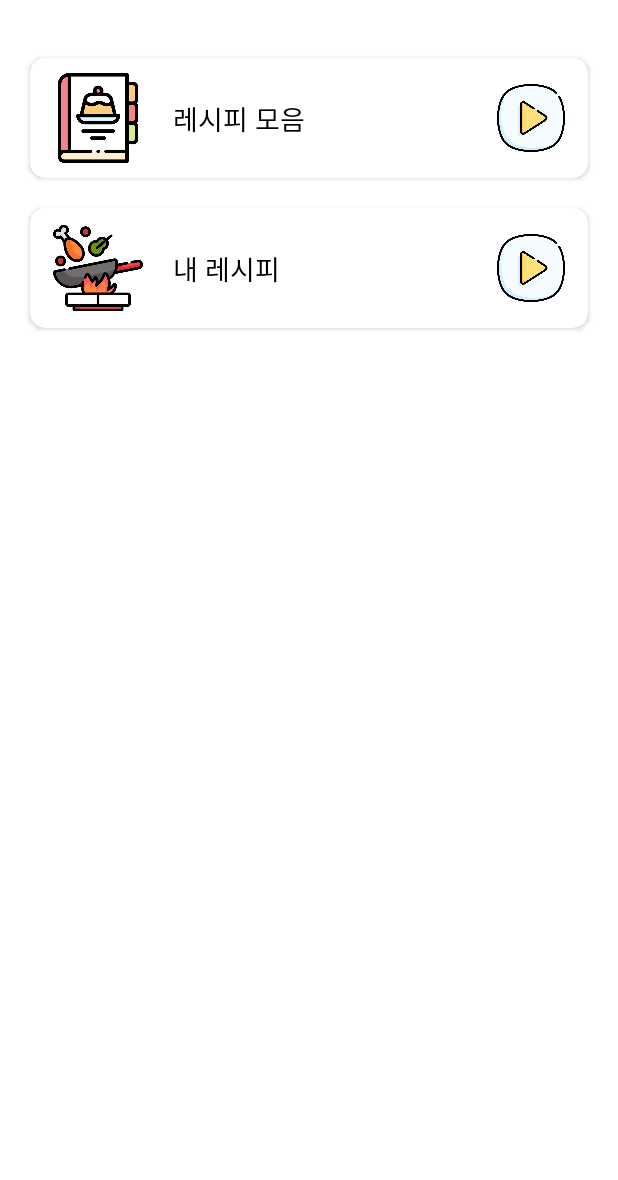
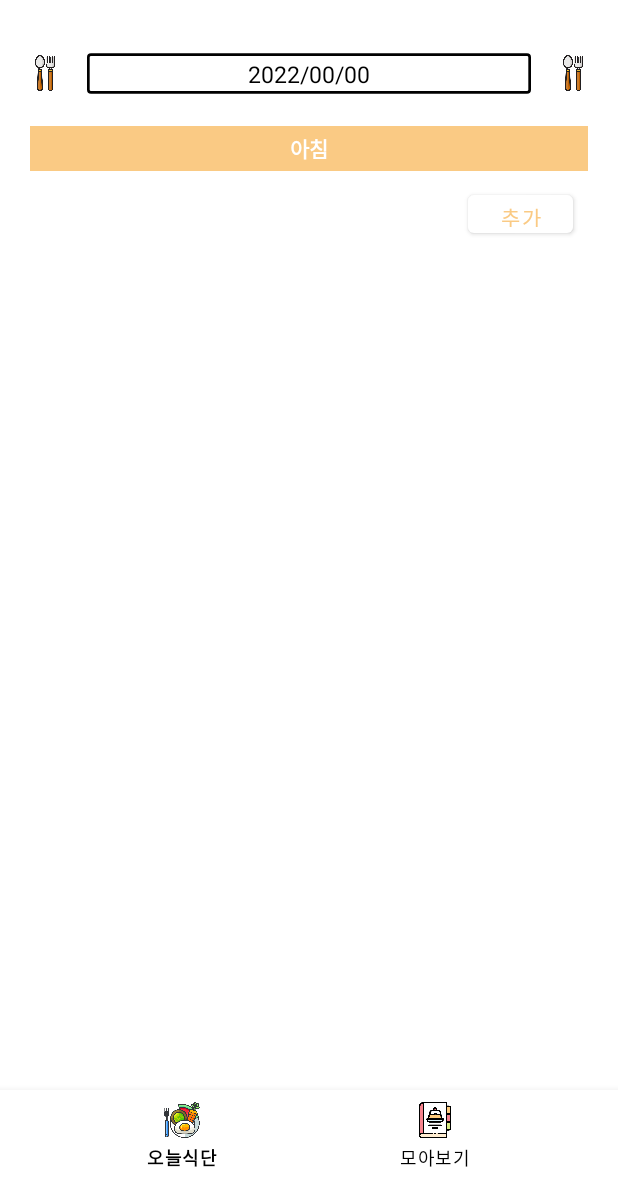
Before and after one commit to jeongminji4490/foodiary, an Android app: the screen it shows after launch (MainActivity), on a phone screen of 412 x 824 dp, the part 56-1236 px from its top. Run offline under Robolectric (Android 15) with nearby library versions, the phone set to English and light mode, and no system bars.

Commit message:
프래그먼트 추가

```diff
--- /dev/null
+++ b/app/src/main/java/com/example/foodiary/EmptyPage.kt
@@ -0,0 +1,23 @@
+package com.example.foodiary
+
+import android.os.Bundle
+import android.view.LayoutInflater
+import android.view.View
+import android.view.ViewGroup
+import androidx.fragment.app.Fragment
+
+class EmptyPage : Fragment() {
+
+    override fun onCreateView(
+        inflater: LayoutInflater,
+        container: ViewGroup?,
+        savedInstanceState: Bundle?
+    ): View? {
+        //return super.onCreateView(inflater, container, savedInstanceState)
+        return inflater.inflate(R.layout.empty_page, container, false)
+    }
+
+    override fun onViewCreated(view: View, savedInstanceState: Bundle?) {
+        super.onViewCreated(view, savedInstanceState)
+    }
+}
--- a/app/src/main/java/com/example/foodiary/MainActivity.kt
+++ b/app/src/main/java/com/example/foodiary/MainActivity.kt
@@ -3,8 +3,11 @@ package com.example.foodiary
 import androidx.appcompat.app.AppCompatActivity
 import android.os.Bundle
 import android.util.Log
+import android.view.MenuItem
 import android.widget.Spinner
 import android.widget.TextView
+import androidx.fragment.app.Fragment
+import com.google.android.material.bottomnavigation.BottomNavigationView
 import com.google.gson.GsonBuilder
 import okhttp3.OkHttpClient
 import retrofit2.Call
@@ -15,11 +18,20 @@ import retrofit2.converter.gson.GsonConverterFactory
 import java.util.concurrent.TimeUnit
 
 class MainActivity : AppCompatActivity() {
+
+    //by lazy : 각 변수가 처음 사용되는 시점에서 지연 초기화
+    private val TodayDietFragment by lazy { TodayDiet() }
+    private val EmptyFragment by lazy { EmptyPage() }
+    private val naviView: BottomNavigationView by lazy {
+       findViewById(R.id.main_underbar)
+    }
+
     override fun onCreate(savedInstanceState: Bundle?) {
         super.onCreate(savedInstanceState)
         setContentView(R.layout.activity_main)
 
         val foodService=FoodClient.foodService
+        initNavigationBar()
 
 //        foodService.getFoodName("af2bd97db6b846529d0e","I2790","json","1","1")
 //            .enqueue(object: Callback<FoodList>{
@@ -45,6 +57,32 @@ class MainActivity : AppCompatActivity() {
 //            })
     }
 
+    private fun initNavigationBar(){
+        naviView.itemIconTintList=null
+        naviView.run {
+            setOnItemSelectedListener {
+                when(it.itemId){
+                    R.id.navi_todayBtn->{
+                        changeFragment(TodayDietFragment)
+                    }
+                    R.id.navi_allBtn->{
+                        changeFragment(EmptyFragment)
+                    }
+                }
+                true
+            }
+            selectedItemId=R.id.navi_todayBtn //프래그먼트 초기화면 셋팅
+        }
+    }
+
+    private fun changeFragment(fragment: Fragment){
+        Log.e(TAG,"교체")
+        supportFragmentManager
+            .beginTransaction()
+            .replace(R.id.frameLayout,fragment)
+            .commit()
+    }
+
     companion object{
         private const val TAG="MainActivity"
     }
--- /dev/null
+++ b/app/src/main/java/com/example/foodiary/TodayDiet.kt
@@ -0,0 +1,24 @@
+package com.example.foodiary
+
+import android.os.Bundle
+import android.view.LayoutInflater
+import android.view.View
+import android.view.ViewGroup
+import androidx.fragment.app.Fragment
+
+class TodayDiet : Fragment() {
+
+    override fun onCreateView(
+        inflater: LayoutInflater,
+        container: ViewGroup?,
+        savedInstanceState: Bundle?
+    ): View? {
+        //return super.onCreateView(inflater, container, savedInstanceState)
+        return inflater.inflate(R.layout.todaydiet_page, container, false)
+    }
+
+    override fun onViewCreated(view: View, savedInstanceState: Bundle?) {
+        super.onViewCreated(view, savedInstanceState)
+
+    }
+}
--- /dev/null
+++ b/app/src/main/res/drawable/rectangle.xml
@@ -0,0 +1,25 @@
+<?xml version="1.0" encoding="utf-8"?>
+<shape xmlns:android="http://schemas.android.com/apk/res/android"
+    android:shape="rectangle">
+    <stroke
+        android:width="2dp"
+        android:color="@color/black" />
+    <!--테두리-->
+    <corners
+        android:bottomLeftRadius="2dp"
+        android:bottomRightRadius="2dp"
+        android:topLeftRadius="2dp"
+        android:topRightRadius="2dp" />
+    <!--모서리 둥글게-->
+    <padding
+        android:bottom="2dp"
+        android:left="2dp"
+        android:right="2dp"
+        android:top="2dp" />
+    <size
+        android:width="330dp"
+        android:height="30dp"
+        />
+    />
+    <!--배경색-->
+</shape>
--- a/app/src/main/res/layout/activity_main.xml
+++ b/app/src/main/res/layout/activity_main.xml
@@ -1,5 +1,6 @@
 <?xml version="1.0" encoding="utf-8"?>
-<androidx.constraintlayout.widget.ConstraintLayout xmlns:android="http://schemas.android.com/apk/res/android"
+<androidx.constraintlayout.widget.ConstraintLayout
+    xmlns:android="http://schemas.android.com/apk/res/android"
     xmlns:app="http://schemas.android.com/apk/res-auto"
     xmlns:tools="http://schemas.android.com/tools"
     android:layout_width="match_parent"
@@ -40,113 +41,30 @@
         </androidx.constraintlayout.widget.ConstraintLayout>
     </Toolbar>
 
-    <androidx.cardview.widget.CardView
-        android:id="@+id/recipeTapCardView1"
+    <FrameLayout
+        android:id="@+id/frameLayout"
         android:layout_width="0dp"
-        android:layout_height="80dp"
-        android:layout_margin="20dp"
-        app:cardCornerRadius="10dp"
+        android:layout_height="0dp"
+        app:layout_constraintStart_toStartOf="parent"
         app:layout_constraintEnd_toEndOf="parent"
-        app:layout_constraintStart_toStartOf="parent"
         app:layout_constraintTop_toBottomOf="@id/toolbar"
-        tools:ignore="MissingConstraints">
+        app:layout_constraintBottom_toTopOf="@id/main_underbar"
+        tools:ignore="MissingConstraints" />
 
-        <androidx.constraintlayout.widget.ConstraintLayout
-            android:layout_width="match_parent"
-            android:layout_height="wrap_content">
+    <com.google.android.material.bottomnavigation.BottomNavigationView
+        android:id="@+id/main_underbar"
+        android:layout_width="0dp"
+        android:layout_height="60dp"
+        android:background="#FFFFFF"
+        app:layout_constraintBottom_toBottomOf="parent"
+        app:layout_constraintLeft_toLeftOf="parent"
+        app:layout_constraintRight_toRightOf="parent"
+        app:menu="@menu/navi_menu"
+        app:itemTextColor="@color/black"
+        tools:ignore="MissingConstraints,UnknownId">
+    </com.google.android.material.bottomnavigation.BottomNavigationView>
 
-            <ImageView
-                android:id="@+id/recipeTapImg"
-                android:layout_width="60dp"
-                android:layout_height="60dp"
-                android:layout_margin="15dp"
-                android:src="@drawable/recipes"
-                app:layout_constraintBottom_toBottomOf="parent"
-                app:layout_constraintEnd_toStartOf="@id/recipeTapText"
-                app:layout_constraintStart_toStartOf="parent"
-                app:layout_constraintTop_toTopOf="parent"
-                tools:ignore="MissingConstraints,NotSibling" />
 
-            <TextView
-                android:id="@+id/recipeTapText"
-                android:layout_width="wrap_content"
-                android:layout_height="wrap_content"
-                android:layout_marginStart="20dp"
-                android:text="레시피 모음"
-                android:textColor="@color/black"
-                android:textSize="18sp"
-                app:layout_constraintBottom_toBottomOf="parent"
-                app:layout_constraintStart_toEndOf="@id/recipeTapImg"
-                app:layout_constraintTop_toTopOf="parent" />
-
-            <ImageButton
-                android:id="@+id/recipeGoBtn"
-                android:layout_width="45dp"
-                android:layout_height="45dp"
-                android:layout_margin="15dp"
-                android:background="#00ff0000"
-                android:scaleType="fitCenter"
-                android:src="@drawable/main_btn"
-                app:layout_constraintBottom_toBottomOf="parent"
-                app:layout_constraintEnd_toEndOf="parent"
-                app:layout_constraintTop_toTopOf="parent"
-                tools:ignore="NotSibling" />
-        </androidx.constraintlayout.widget.ConstraintLayout>
-    </androidx.cardview.widget.CardView>
-
-    <androidx.cardview.widget.CardView
-        android:id="@+id/recipeTapCardView2"
-        android:layout_width="0dp"
-        android:layout_height="80dp"
-        android:layout_margin="20dp"
-        app:cardCornerRadius="10dp"
-        app:layout_constraintEnd_toEndOf="parent"
-        app:layout_constraintStart_toStartOf="parent"
-        app:layout_constraintTop_toBottomOf="@id/recipeTapCardView1"
-        tools:ignore="MissingConstraints">
-
-        <androidx.constraintlayout.widget.ConstraintLayout
-            android:layout_width="match_parent"
-            android:layout_height="wrap_content">
-
-            <ImageView
-                android:id="@+id/myRecipeTapImg"
-                android:layout_width="60dp"
-                android:layout_height="60dp"
-                android:layout_margin="15dp"
-                android:src="@drawable/cooking"
-                app:layout_constraintBottom_toBottomOf="parent"
-                app:layout_constraintEnd_toStartOf="@id/myRecipeTapText"
-                app:layout_constraintStart_toStartOf="parent"
-                app:layout_constraintTop_toTopOf="parent"
-                tools:ignore="MissingConstraints,NotSibling" />
-
-            <TextView
-                android:id="@+id/myRecipeTapText"
-                android:layout_width="wrap_content"
-                android:layout_height="wrap_content"
-                android:layout_marginStart="20dp"
-                android:text="내 레시피"
-                android:textColor="@color/black"
-                android:textSize="18sp"
-                app:layout_constraintBottom_toBottomOf="parent"
-                app:layout_constraintStart_toEndOf="@id/myRecipeTapImg"
-                app:layout_constraintTop_toTopOf="parent" />
-
-            <ImageButton
-                android:id="@+id/myRecipeGoBtn"
-                android:layout_width="45dp"
-                android:layout_height="45dp"
-                android:layout_margin="15dp"
-                android:background="#00ff0000"
-                android:scaleType="fitCenter"
-                android:src="@drawable/main_btn"
-                app:layout_constraintBottom_toBottomOf="parent"
-                app:layout_constraintEnd_toEndOf="parent"
-                app:layout_constraintTop_toTopOf="parent"
-                tools:ignore="NotSibling" />
-        </androidx.constraintlayout.widget.ConstraintLayout>
-    </androidx.cardview.widget.CardView>
 
 
 </androidx.constraintlayout.widget.ConstraintLayout>
--- /dev/null
+++ b/app/src/main/res/layout/empty_page.xml
@@ -0,0 +1,116 @@
+<?xml version="1.0" encoding="utf-8"?>
+<androidx.constraintlayout.widget.ConstraintLayout xmlns:android="http://schemas.android.com/apk/res/android"
+    android:layout_width="match_parent"
+    android:layout_height="match_parent"
+    xmlns:app="http://schemas.android.com/apk/res-auto"
+    xmlns:tools="http://schemas.android.com/tools">
+
+    <androidx.cardview.widget.CardView
+        android:id="@+id/recipeTapCardView1"
+        android:layout_width="0dp"
+        android:layout_height="80dp"
+        android:layout_margin="20dp"
+        app:cardCornerRadius="10dp"
+        app:layout_constraintEnd_toEndOf="parent"
+        app:layout_constraintStart_toStartOf="parent"
+        app:layout_constraintTop_toTopOf="parent"
+        tools:ignore="MissingConstraints">
+
+        <androidx.constraintlayout.widget.ConstraintLayout
+            android:layout_width="match_parent"
+            android:layout_height="wrap_content">
+
+            <ImageView
+                android:id="@+id/recipeTapImg"
+                android:layout_width="60dp"
+                android:layout_height="60dp"
+                android:layout_margin="15dp"
+                android:src="@drawable/recipes"
+                app:layout_constraintBottom_toBottomOf="parent"
+                app:layout_constraintEnd_toStartOf="@id/recipeTapText"
+                app:layout_constraintStart_toStartOf="parent"
+                app:layout_constraintTop_toTopOf="parent"
+                tools:ignore="MissingConstraints,NotSibling" />
+
+            <TextView
+                android:id="@+id/recipeTapText"
+                android:layout_width="wrap_content"
+                android:layout_height="wrap_content"
+                android:layout_marginStart="20dp"
+                android:text="레시피 모음"
+                android:textColor="@color/black"
+                android:textSize="18sp"
+                app:layout_constraintBottom_toBottomOf="parent"
+                app:layout_constraintStart_toEndOf="@id/recipeTapImg"
+                app:layout_constraintTop_toTopOf="parent" />
+
+            <ImageButton
+                android:id="@+id/recipeGoBtn"
+                android:layout_width="45dp"
+                android:layout_height="45dp"
+                android:layout_margin="15dp"
+                android:background="#00ff0000"
+                android:scaleType="fitCenter"
+                android:src="@drawable/main_btn"
+                app:layout_constraintBottom_toBottomOf="parent"
+                app:layout_constraintEnd_toEndOf="parent"
+                app:layout_constraintTop_toTopOf="parent"
+                tools:ignore="NotSibling" />
+        </androidx.constraintlayout.widget.ConstraintLayout>
+    </androidx.cardview.widget.CardView>
+
+    <androidx.cardview.widget.CardView
+        android:id="@+id/recipeTapCardView2"
+        android:layout_width="0dp"
+        android:layout_height="80dp"
+        android:layout_margin="20dp"
+        app:cardCornerRadius="10dp"
+        app:layout_constraintEnd_toEndOf="parent"
+        app:layout_constraintStart_toStartOf="parent"
+        app:layout_constraintTop_toBottomOf="@id/recipeTapCardView1"
+        tools:ignore="MissingConstraints">
+
+        <androidx.constraintlayout.widget.ConstraintLayout
+            android:layout_width="match_parent"
+            android:layout_height="wrap_content">
+
+            <ImageView
+                android:id="@+id/myRecipeTapImg"
+                android:layout_width="60dp"
+                android:layout_height="60dp"
+                android:layout_margin="15dp"
+                android:src="@drawable/cooking"
+                app:layout_constraintBottom_toBottomOf="parent"
+                app:layout_constraintEnd_toStartOf="@id/myRecipeTapText"
+                app:layout_constraintStart_toStartOf="parent"
+                app:layout_constraintTop_toTopOf="parent"
+                tools:ignore="MissingConstraints,NotSibling" />
+
+            <TextView
+                android:id="@+id/myRecipeTapText"
+                android:layout_width="wrap_content"
+                android:layout_height="wrap_content"
+                android:layout_marginStart="20dp"
+                android:text="내 레시피"
+                android:textColor="@color/black"
+                android:textSize="18sp"
+                app:layout_constraintBottom_toBottomOf="parent"
+                app:layout_constraintStart_toEndOf="@id/myRecipeTapImg"
+                app:layout_constraintTop_toTopOf="parent" />
+
+            <ImageButton
+                android:id="@+id/myRecipeGoBtn"
+                android:layout_width="45dp"
+                android:layout_height="45dp"
+                android:layout_margin="15dp"
+                android:background="#00ff0000"
+                android:scaleType="fitCenter"
+                android:src="@drawable/main_btn"
+                app:layout_constraintBottom_toBottomOf="parent"
+                app:layout_constraintEnd_toEndOf="parent"
+                app:layout_constraintTop_toTopOf="parent"
+                tools:ignore="NotSibling" />
+        </androidx.constraintlayout.widget.ConstraintLayout>
+    </androidx.cardview.widget.CardView>
+
+</androidx.constraintlayout.widget.ConstraintLayout>
--- /dev/null
+++ b/app/src/main/res/layout/todaydiet_page.xml
@@ -0,0 +1,88 @@
+<?xml version="1.0" encoding="utf-8"?>
+<androidx.constraintlayout.widget.ConstraintLayout
+    xmlns:android="http://schemas.android.com/apk/res/android"
+    xmlns:tools="http://schemas.android.com/tools"
+    android:layout_width="match_parent"
+    android:layout_height="match_parent"
+    xmlns:app="http://schemas.android.com/apk/res-auto">
+
+    <ImageButton
+        android:id="@+id/date_leftBtn"
+        android:layout_width="25dp"
+        android:layout_height="25dp"
+        android:layout_margin="17sp"
+        android:src="@drawable/spoonfork"
+        android:scaleType="fitCenter"
+        android:background="#00ff0000"
+        app:layout_constraintTop_toTopOf="parent"
+        app:layout_constraintEnd_toStartOf="@id/todayDateText"
+        app:layout_constraintStart_toStartOf="parent"
+        tools:ignore="MissingConstraints" />
+
+    <TextView
+        android:id="@+id/todayDateText"
+        android:layout_width="0dp"
+        android:layout_height="wrap_content"
+        android:layout_margin="25sp"
+        android:gravity="center"
+        android:text="2022/00/00"
+        android:textColor="@color/black"
+        android:textSize="15sp"
+        app:layout_constraintEnd_toStartOf="@id/date_rightBtn"
+        app:layout_constraintStart_toEndOf="@id/date_leftBtn"
+        app:layout_constraintTop_toTopOf="@id/rectangleImg"
+        app:layout_constraintBottom_toBottomOf="@id/rectangleImg"
+        tools:ignore="MissingConstraints" />
+
+    <ImageButton
+        android:id="@+id/date_rightBtn"
+        android:layout_width="25dp"
+        android:layout_height="25dp"
+        android:layout_margin="17sp"
+        app:layout_constraintStart_toEndOf="@id/todayDateText"
+        app:layout_constraintEnd_toEndOf="parent"
+        app:layout_constraintTop_toTopOf="parent"
+        android:src="@drawable/spoonfork"
+        android:scaleType="fitCenter"
+        android:background="#00ff0000"
+        tools:ignore="MissingConstraints" />
+
+    <ImageView
+        android:id="@+id/rectangleImg"
+        android:layout_width="0dp"
+        android:layout_height="wrap_content"
+        android:layout_margin="15sp"
+        app:layout_constraintStart_toEndOf="@id/date_leftBtn"
+        app:layout_constraintTop_toTopOf="parent"
+        app:layout_constraintEnd_toStartOf="@id/date_rightBtn"
+        android:src="@drawable/rectangle"
+        tools:ignore="MissingConstraints" />
+
+    <TextView
+        android:id="@+id/morning_text"
+        android:layout_width="0dp"
+        android:layout_height="30dp"
+        android:layout_margin="20sp"
+        android:background="#FACA84"
+        android:gravity="center"
+        android:text="아침"
+        android:textStyle="bold"
+        android:textColor="@color/white"
+        app:layout_constraintEnd_toEndOf="parent"
+        app:layout_constraintStart_toStartOf="parent"
+        app:layout_constraintTop_toBottomOf="@id/rectangleImg"
+        tools:ignore="MissingConstraints" />
+
+    <Button
+        android:id="@+id/morningdietAddBtn"
+        android:layout_width="70dp"
+        android:layout_height="37dp"
+        android:layout_margin="10dp"
+        android:text="추가"
+        android:textColor="#FACA84"
+        app:layout_constraintTop_toBottomOf="@id/morning_text"
+        app:layout_constraintEnd_toEndOf="@id/morning_text"
+        tools:ignore="MissingConstraints" />
+
+
+</androidx.constraintlayout.widget.ConstraintLayout>
--- /dev/null
+++ b/app/src/main/res/menu/navi_menu.xml
@@ -0,0 +1,13 @@
+<?xml version="1.0" encoding="utf-8"?>
+<menu xmlns:android="http://schemas.android.com/apk/res/android">
+    <item
+        android:id="@+id/navi_todayBtn"
+        android:icon="@drawable/diet"
+        android:title="오늘식단"/>
+
+    <item
+        android:id="@+id/navi_allBtn"
+        android:icon="@drawable/recipes"
+        android:title="모아보기"/>
+
+</menu>
--- a/app/src/main/res/values/themes.xml
+++ b/app/src/main/res/values/themes.xml
@@ -2,15 +2,15 @@
     <!-- Base application theme. -->
     <style name="Theme.Foodiary" parent="Theme.MaterialComponents.DayNight.NoActionBar">
         <!-- Primary brand color. -->
-        <item name="colorPrimary">@color/purple_500</item>
-        <item name="colorPrimaryVariant">@color/purple_700</item>
+        <item name="colorPrimary">@color/white</item>
+        <item name="colorPrimaryVariant">@color/black</item>
         <item name="colorOnPrimary">@color/white</item>
         <!-- Secondary brand color. -->
         <item name="colorSecondary">@color/teal_200</item>
         <item name="colorSecondaryVariant">@color/teal_700</item>
         <item name="colorOnSecondary">@color/black</item>
         <!-- Status bar color. -->
-        <item name="android:statusBarColor" tools:targetApi="l">?attr/colorPrimaryVariant</item>
+        <item name="android:statusBarColor" tools:targetApi="l">?attr/colorPrimaryVariant</item> <!--상태바 색상-->
         <!-- Customize your theme here. -->
     </style>
 </resources>
```
Also changed, not shown: app/src/main/res/drawable/calendar.png (added), app/src/main/res/drawable/diet.png (added), app/src/main/res/drawable/left_.png (added), app/src/main/res/drawable/right_.png (added), app/src/main/res/drawable/spoonfork.png (added).
